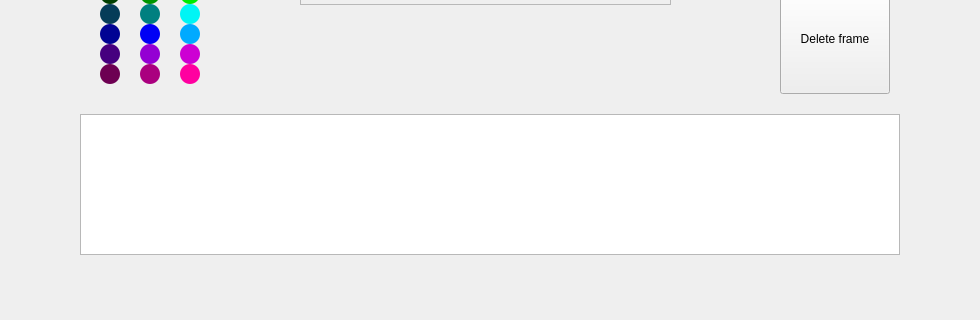
00Calvin00/Git-Happens, file SpriteEditor/mainwindow.ui: the form before one commit; both pictures show x 140 to 1120 and y 425 to 745 of the 1262 by 745 pixel window.
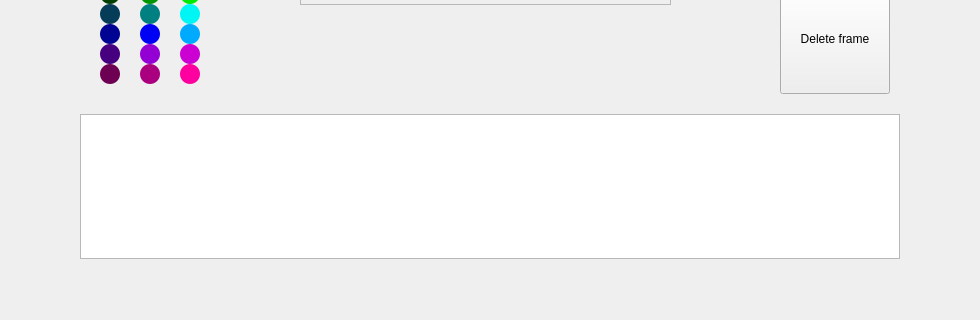
The form after the commit. Custom widgets are drawn as their Qt base class.

Commit message: Delete clears frame or sets current to next frame.

The edit to the form file:
```diff
--- a/SpriteEditor/mainwindow.ui
+++ b/SpriteEditor/mainwindow.ui
@@ -705,11 +705,11 @@
       <x>220</x>
       <y>520</y>
       <width>820</width>
-      <height>141</height>
+      <height>145</height>
      </rect>
     </property>
     <property name="sizePolicy">
-     <sizepolicy hsizetype="Expanding" vsizetype="Fixed">
+     <sizepolicy hsizetype="Expanding" vsizetype="Expanding">
       <horstretch>0</horstretch>
       <verstretch>0</verstretch>
      </sizepolicy>
@@ -724,7 +724,7 @@
      <enum>Qt::LayoutDirection::LeftToRight</enum>
     </property>
     <property name="sizeAdjustPolicy">
-     <enum>QAbstractScrollArea::SizeAdjustPolicy::AdjustIgnored</enum>
+     <enum>QAbstractScrollArea::SizeAdjustPolicy::AdjustToContentsOnFirstShow</enum>
     </property>
     <property name="autoScroll">
      <bool>false</bool>
```
Left out of the diff: 6 changed lines with no effect on the pictures. The commit also changes 1 other file.
